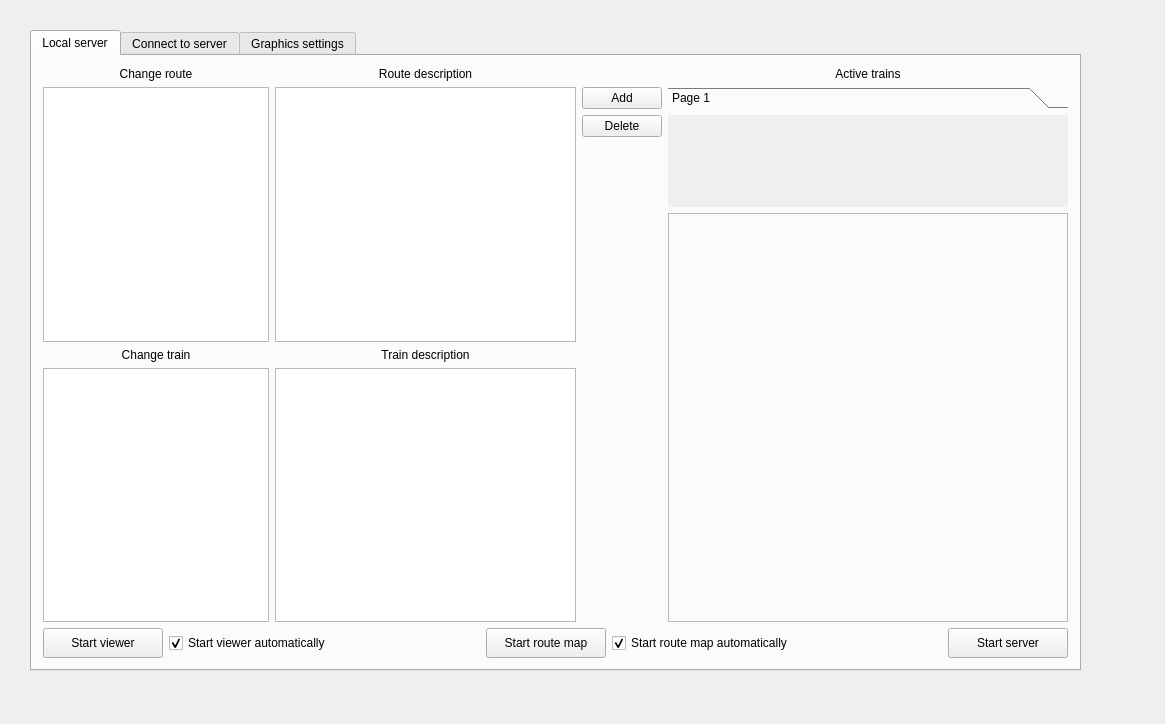
Old version of the form launcher/forms/mainwindow.ui in the repository maisvendoo/RRS.
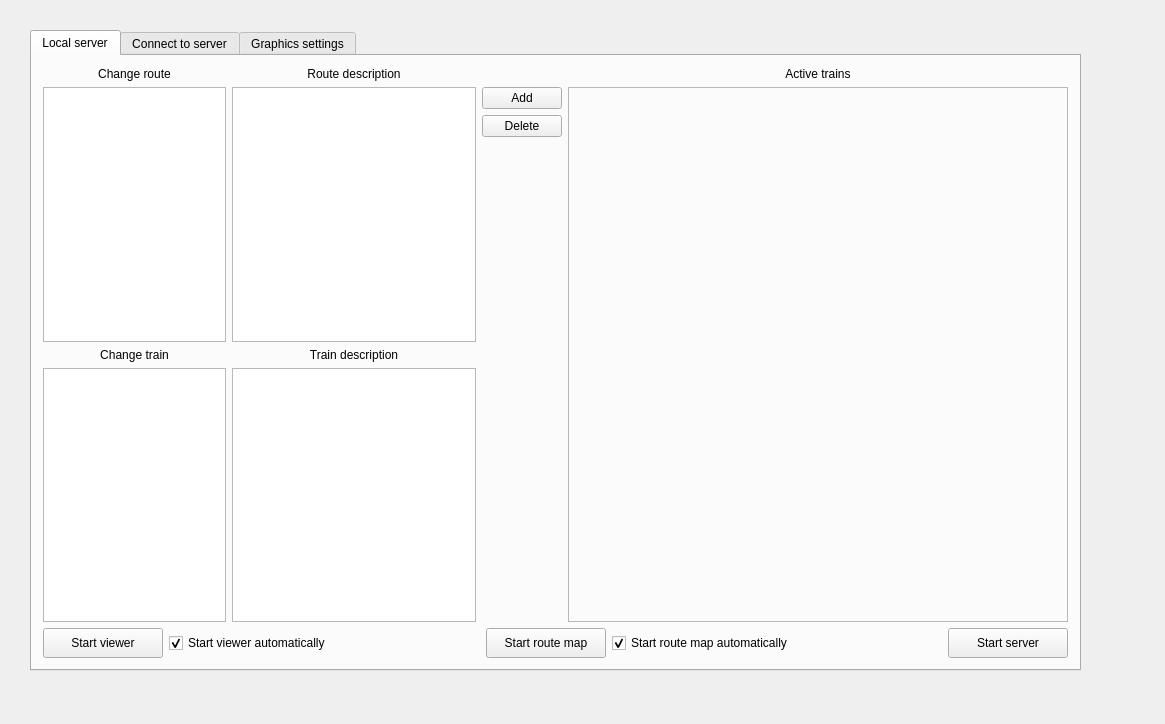
New version of the form.

Commit message: Запуск поездов со стартовой позиции из нового интерфейса

```diff
--- a/launcher/forms/mainwindow.ui
+++ b/launcher/forms/mainwindow.ui
@@ -251,6 +251,12 @@
            <layout class="QVBoxLayout" name="verticalLayout_7">
             <item>
              <widget class="QLabel" name="label_12">
+              <property name="minimumSize">
+               <size>
+                <width>500</width>
+                <height>0</height>
+               </size>
+              </property>
               <property name="text">
                <string>Active trains</string>
               </property>
@@ -259,46 +265,20 @@
               </property>
              </widget>
             </item>
-            <item>
-             <widget class="QToolBox" name="tbActiveTrains">
-              <property name="sizePolicy">
-               <sizepolicy hsizetype="Fixed" vsizetype="Minimum">
-                <horstretch>0</horstretch>
-                <verstretch>0</verstretch>
-               </sizepolicy>
-              </property>
-              <property name="minimumSize">
-               <size>
-                <width>400</width>
-                <height>120</height>
-               </size>
-              </property>
-              <property name="currentIndex">
-               <number>0</number>
-              </property>
-              <widget class="QWidget" name="page">
-               <property name="geometry">
-                <rect>
-                 <x>0</x>
-                 <y>0</y>
-                 <width>400</width>
-                 <height>85</height>
-                </rect>
-               </property>
-               <attribute name="label">
-                <string>Page 1</string>
-               </attribute>
-              </widget>
-             </widget>
-            </item>
             <item>
              <widget class="QFrame" name="frame">
               <property name="sizePolicy">
-               <sizepolicy hsizetype="Preferred" vsizetype="Expanding">
+               <sizepolicy hsizetype="Expanding" vsizetype="Preferred">
                 <horstretch>0</horstretch>
                 <verstretch>1</verstretch>
                </sizepolicy>
               </property>
+              <property name="minimumSize">
+               <size>
+                <width>500</width>
+                <height>0</height>
+               </size>
+              </property>
               <property name="frameShape">
                <enum>QFrame::StyledPanel</enum>
               </property>
```
Left out of the diff: 2 changed lines with no effect on the pictures. The commit also changes 5 other files.
